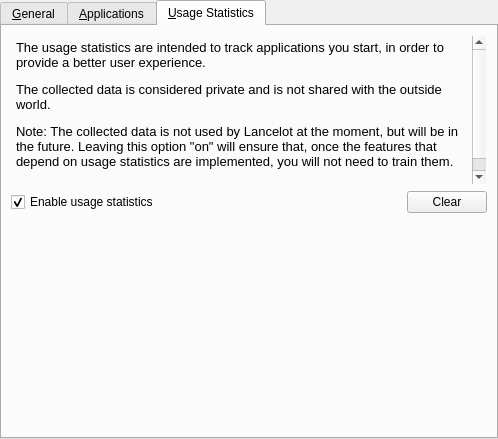
Old version of the form applets/lancelot/app/src/ui/LancelotConfigBase.ui in the repository KDE/kdeplasma-addons.
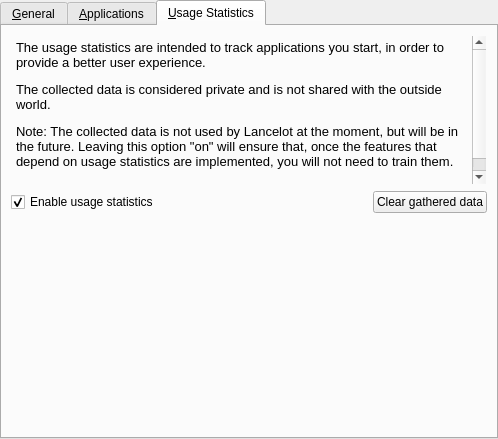
New version of the form. The open tabs and pages were chosen to show the change.

Commit message: - Changed button caption according to proposal by Andrew Stromme - updated version

What changed in the file:
```diff
--- a/applets/lancelot/app/src/ui/LancelotConfigBase.ui
+++ b/applets/lancelot/app/src/ui/LancelotConfigBase.ui
@@ -319,7 +319,7 @@
        <item row="1" column="1">
         <widget class="QPushButton" name="buttonUsageStatisticsClear">
          <property name="text">
-          <string>Clear</string>
+          <string>Clear gathered data</string>
          </property>
         </widget>
        </item>
```
Left out of the diff: 2 changed lines with no effect on the pictures. The commit also changes 1 other file.
